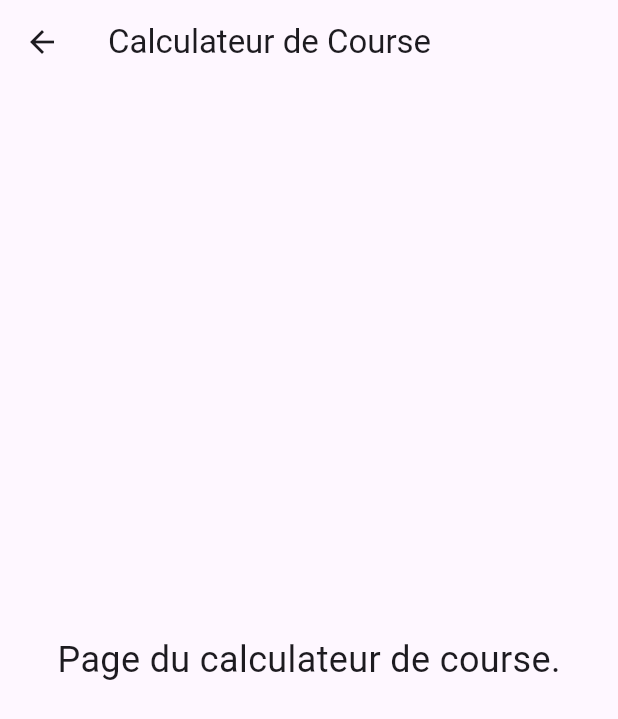
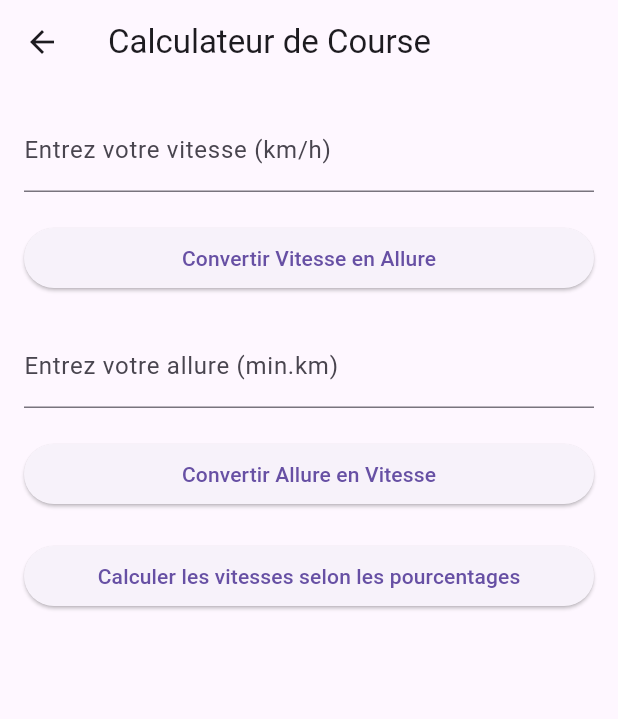
Before and after one commit to Marco8313/course_app, a Flutter app: the RunningCalculatorPage screen opened directly, on a phone screen of 412 x 824 dp. Shown: the top 719 px of the screen. Run offline on Flutter 3.47's test engine with Material 3 defaults, Android fonts, the phone set to English and light mode, and no system bars.

Commit message:
Add files via upload

```diff
--- a/lib/main.dart
+++ b/lib/main.dart
@@ -53,6 +53,148 @@ class HomePage extends StatelessWidget {
                 );
               },
               child: const Text('Calculateur de CrossFit'),
+            ),
+          ],
+        ),
+      ),
+    );
+  }
+}
+
+// Page du calculateur de course
+class RunningCalculatorPage extends StatefulWidget {
+  const RunningCalculatorPage({super.key});
+
+  @override
+  _RunningCalculatorPageState createState() => _RunningCalculatorPageState();
+}
+
+class _RunningCalculatorPageState extends State<RunningCalculatorPage> {
+  final TextEditingController _vitesseController = TextEditingController();
+  final TextEditingController _allureController = TextEditingController();
+  String _resultatConversion = "";
+  double vitesseconvertie = 0;
+
+  void _convertirVitesseEnAllure() {
+    final double vitesse = double.tryParse(_vitesseController.text) ?? 0;
+    if (vitesse > 0) {
+      final double allureDecimale = 60 / vitesse;
+      final int minutes = allureDecimale.floor();
+      final int secondes = ((allureDecimale - minutes) * 60).round();
+
+      setState(() {
+        _resultatConversion = 'Allure: $minutes min $secondes s par km';
+      });
+    } else {
+      setState(() {
+        _resultatConversion = 'Veuillez entrer une vitesse valide.';
+      });
+    }
+  }
+
+  void _convertirAllureEnVitesse() {
+    final double allure = double.tryParse(_allureController.text) ?? 0;
+    if (allure > 0) {
+      final double allureDecimale = allure;
+      final int minutes = allureDecimale.floor();
+      final int secondes = ((allureDecimale - minutes) * 100).round();
+      final int allureensecondes = ((minutes * 60) + secondes);
+      final double vitesse = (3600 / allureensecondes);
+      setState(() {
+        _resultatConversion = 'Vitesse: ${vitesse.toStringAsFixed(1)} km/h\n';
+        vitesseconvertie = vitesse;
+      });
+    }
+  }
+
+  void _calculerPourcentagesvitesse() {
+    double vitesse = vitesseconvertie;
+    if (vitesse < 1) {
+      vitesse = double.tryParse(_vitesseController.text) ?? 0;
+    }
+
+    if (vitesse > 0) {
+      final List<double> percentages = [
+        0.50,
+        0.55,
+        0.60,
+        0.65,
+        0.70,
+        0.75,
+        0.80,
+        0.85,
+        0.90,
+        0.95,
+        1.00,
+        1.05,
+        1.10
+      ];
+      String results = "";
+
+      for (double percentage in percentages) {
+        final double vitessePercentage = vitesse * percentage;
+        final double allureDecimale = 60 / vitessePercentage;
+        final int minutes = allureDecimale.floor();
+        final int secondes = ((allureDecimale - minutes) * 60).round();
+
+        results +=
+            '${(percentage * 100).toStringAsFixed(0)}% Vitesse: ${vitessePercentage.toStringAsFixed(1)} km/h - ${(percentage * 100).toStringAsFixed(0)}% Allure: $minutes min $secondes s par km\n';
+      }
+
+      setState(() {
+        _resultatConversion = results;
+        vitesseconvertie = 0;
+      });
+    }
+  }
+
+  @override
+  Widget build(BuildContext context) {
+    return Scaffold(
+      appBar: AppBar(
+        title: const Text('Calculateur de Course'),
+      ),
+      body: Padding(
+        padding: const EdgeInsets.all(16.0),
+        child: Column(
+          crossAxisAlignment: CrossAxisAlignment.stretch,
+          children: <Widget>[
+            TextField(
+              controller: _vitesseController,
+              decoration: const InputDecoration(
+                labelText: 'Entrez votre vitesse (km/h)',
+              ),
+              keyboardType:
+                  const TextInputType.numberWithOptions(decimal: true),
+            ),
+            const SizedBox(height: 20),
+            ElevatedButton(
+              onPressed: _convertirVitesseEnAllure,
+              child: const Text('Convertir Vitesse en Allure'),
+            ),
+            const SizedBox(height: 20),
+            TextField(
+              controller: _allureController,
+              decoration: const InputDecoration(
+                labelText: 'Entrez votre allure (min.km)',
+              ),
+              keyboardType:
+                  const TextInputType.numberWithOptions(decimal: true),
+            ),
+            const SizedBox(height: 20),
+            ElevatedButton(
+              onPressed: _convertirAllureEnVitesse,
+              child: const Text('Convertir Allure en Vitesse'),
+            ),
+            const SizedBox(height: 20),
+            ElevatedButton(
+              onPressed: _calculerPourcentagesvitesse,
+              child: const Text('Calculer les vitesses selon les pourcentages'),
+            ),
+            const SizedBox(height: 20),
+            Text(
+              _resultatConversion,
+              style: const TextStyle(fontSize: 16),
             ),
           ],
         ),
@@ -172,23 +314,3 @@ class _CrossFitCalculatorPageState extends State<CrossFitCalculatorPage> {
     );
   }
 }
-
-// Page du calculateur de course
-class RunningCalculatorPage extends StatelessWidget {
-  const RunningCalculatorPage({super.key});
-
-  @override
-  Widget build(BuildContext context) {
-    return Scaffold(
-      appBar: AppBar(
-        title: const Text('Calculateur de Course'),
-      ),
-      body: const Center(
-        child: Text(
-          'Page du calculateur de course.',
-          style: TextStyle(fontSize: 24),
-        ),
-      ),
-    );
-  }
-}
```
